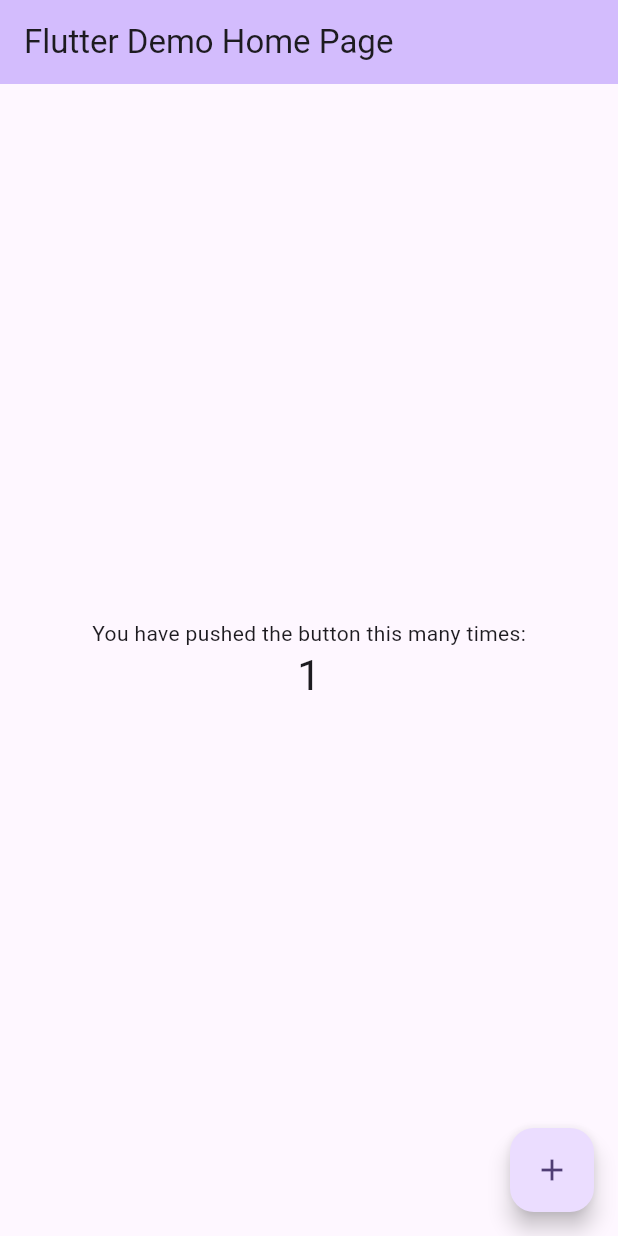
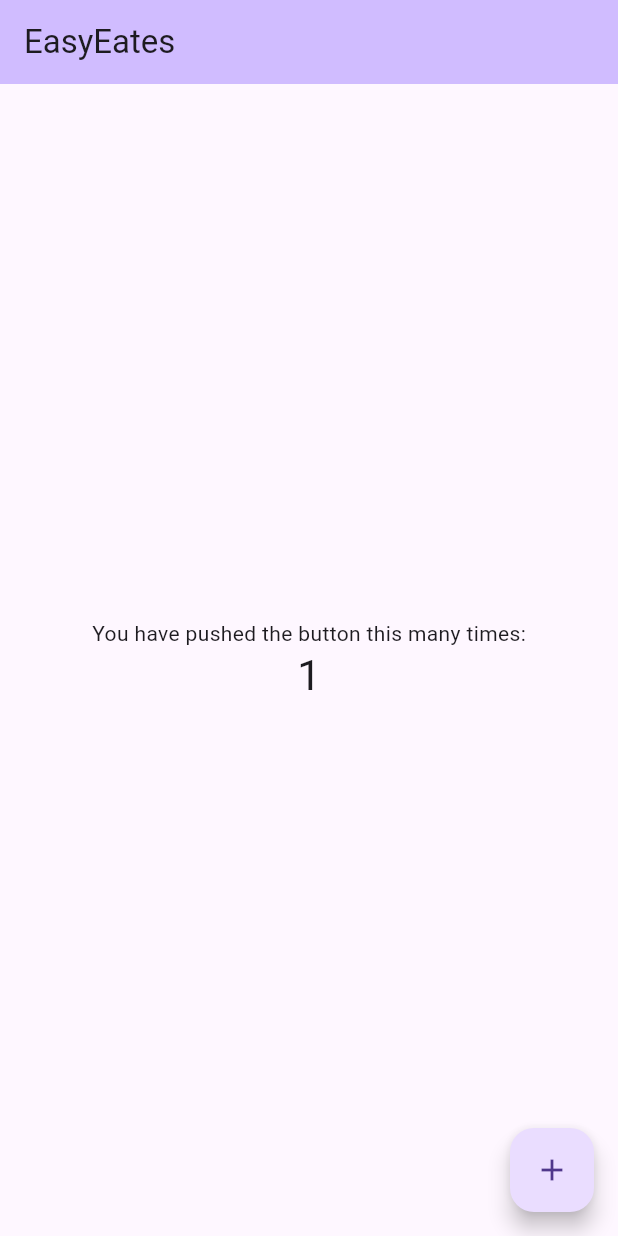
Before and after one commit to ssgamage/foodapp, a Flutter app: the screen it shows after launch, after a tap on the "add" icon, on a phone screen of 412 x 824 dp. Run offline on Flutter 3.47's test engine with Material 3 defaults, Android fonts, the phone set to English and light mode, and no system bars.

Commit message:
Add Splash

```diff
--- /dev/null
+++ b/lib/constants/colors.dart
@@ -0,0 +1,10 @@
+import 'dart:ui';
+
+class CustomColor {
+  static const Color backgroundMain = Color.fromARGB(255, 231, 221, 201);
+  static const Color backgroundSecondary = Color.fromARGB(255, 230, 170, 102);
+  static const Color orangeMain = Color.fromARGB(255, 234, 122, 10);
+  static const Color warningFieldBg = Color.fromARGB(255, 238, 232, 75);
+  static const Color textBlack = Color.fromARGB(255, 0, 0, 0);
+  static const Color textWhite = Color.fromARGB(255, 255, 255, 255);
+}
--- a/lib/main.dart
+++ b/lib/main.dart
@@ -1,4 +1,5 @@
 import 'package:flutter/material.dart';
+import 'package:foodapp/splash_screen.dart';
 
 void main() {
   runApp(const MyApp());
@@ -9,61 +10,9 @@ class MyApp extends StatelessWidget {
 
   @override
   Widget build(BuildContext context) {
-    return MaterialApp(
-      title: 'Flutter Demo',
-      theme: ThemeData(
-        colorScheme: ColorScheme.fromSeed(seedColor: Colors.deepPurple),
-        useMaterial3: true,
-      ),
-      home: const MyHomePage(title: 'Flutter Demo Home Page'),
+    return const MaterialApp(
+      debugShowCheckedModeBanner: false,
+      home: SplashScreen(),
     );
   }
 }
-
-class MyHomePage extends StatefulWidget {
-  const MyHomePage({super.key, required this.title});
-
-  final String title;
-
-  @override
-  State<MyHomePage> createState() => _MyHomePageState();
-}
-
-class _MyHomePageState extends State<MyHomePage> {
-  int _counter = 0;
-
-  void _incrementCounter() {
-    setState(() {
-      _counter++;
-    });
-  }
-
-  @override
-  Widget build(BuildContext context) {
-    return Scaffold(
-      appBar: AppBar(
-        backgroundColor: Theme.of(context).colorScheme.inversePrimary,
-        title: Text(widget.title),
-      ),
-      body: Center(
-        child: Column(
-          mainAxisAlignment: MainAxisAlignment.center,
-          children: <Widget>[
-            const Text(
-              'You have pushed the button this many times:',
-            ),
-            Text(
-              '$_counter',
-              style: Theme.of(context).textTheme.headlineMedium,
-            ),
-          ],
-        ),
-      ),
-      floatingActionButton: FloatingActionButton(
-        onPressed: _incrementCounter,
-        tooltip: 'Increment',
-        child: const Icon(Icons.add),
-      ),
-    );
-  }
-}
--- /dev/null
+++ b/lib/pages/home_page.dart
@@ -0,0 +1,49 @@
+import 'package:flutter/material.dart';
+
+class HomePage extends StatefulWidget {
+  const HomePage({super.key, required this.title});
+
+  final String title;
+
+  @override
+  State<HomePage> createState() => _HomePageState();
+}
+
+class _HomePageState extends State<HomePage> {
+  int _counter = 0;
+
+  void _incrementCounter() {
+    setState(() {
+      _counter++;
+    });
+  }
+
+  @override
+  Widget build(BuildContext context) {
+    return Scaffold(
+      appBar: AppBar(
+        backgroundColor: Theme.of(context).colorScheme.inversePrimary,
+        title: Text(widget.title),
+      ),
+      body: Center(
+        child: Column(
+          mainAxisAlignment: MainAxisAlignment.center,
+          children: <Widget>[
+            const Text(
+              'You have pushed the button this many times:',
+            ),
+            Text(
+              '$_counter',
+              style: Theme.of(context).textTheme.headlineMedium,
+            ),
+          ],
+        ),
+      ),
+      floatingActionButton: FloatingActionButton(
+        onPressed: _incrementCounter,
+        tooltip: 'Increment',
+        child: const Icon(Icons.add),
+      ),
+    );
+  }
+}
--- a/lib/splash_screen.dart
+++ b/lib/splash_screen.dart
@@ -1,4 +1,8 @@
+import 'dart:async';
+
 import 'package:flutter/material.dart';
+import 'package:foodapp/constants/colors.dart';
+import 'package:foodapp/pages/home_page.dart';
 
 class SplashScreen extends StatefulWidget {
   const SplashScreen({super.key});
@@ -9,7 +13,42 @@ class SplashScreen extends StatefulWidget {
 
 class _SplashScreenState extends State<SplashScreen> {
   @override
+  void initState() {
+    super.initState();
+    Timer(const Duration(seconds: 5), () {
+      Navigator.pushReplacement(
+        context,
+        MaterialPageRoute(
+            builder: (context) => const HomePage(
+                  title: "EasyEates",
+                )),
+      );
+    });
+  }
+
+  @override
   Widget build(BuildContext context) {
-    return const Placeholder();
+    return Scaffold(
+      backgroundColor: CustomColor.backgroundMain,
+      body: Center(
+        child: Column(
+          mainAxisAlignment: MainAxisAlignment.center,
+          children: [
+            Image.asset(
+              "assets/images/splash_screen/logo1.png",
+              width: 200,
+            ),
+            const SizedBox(height: 20),
+            const Text(
+              'EasyEates',
+              style: TextStyle(
+                  fontSize: 30,
+                  fontWeight: FontWeight.bold,
+                  color: CustomColor.orangeMain),
+            ),
+          ],
+        ),
+      ),
+    );
   }
 }
--- a/pubspec.yaml
+++ b/pubspec.yaml
@@ -59,9 +59,8 @@ flutter:
   uses-material-design: true
 
   # To add assets to your application, add an assets section, like this:
-  # assets:
-  #   - images/a_dot_burr.jpeg
-  #   - images/a_dot_ham.jpeg
+  assets:
+     - assets/images/splash_screen/logo1.png
 
   # An image asset can refer to one or more resolution-specific "variants", see
   # https://flutter.dev/assets-and-images/#resolution-aware
```
Also changed, not shown: assets/images/splash_screen/logo1.png (added).
